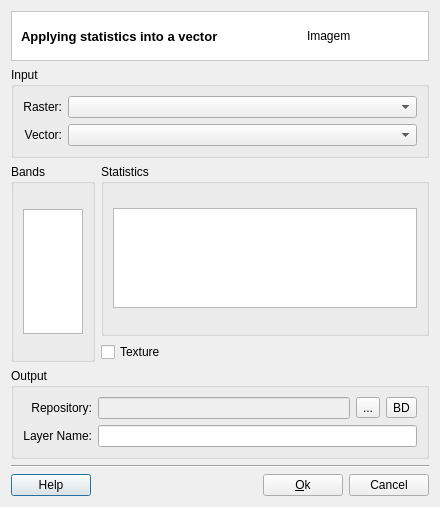
This is src/terralib/attributefill/qt/ui/RasterToVectorDialogForm.ui in claudiobogossian/terralib5 as Qt 5 draws it before an edit. The edited form follows.
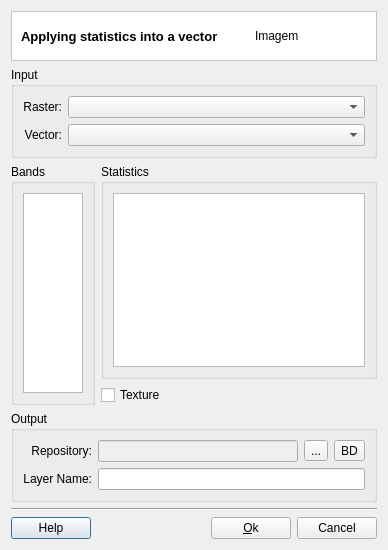
This is the edited form. Custom widgets are drawn as their Qt base class.

Commit message: Help attribute fill - Raster to Vector. Help vector processing - Polygon to Line

What changed in the file:
```diff
--- a/src/terralib/attributefill/qt/ui/RasterToVectorDialogForm.ui
+++ b/src/terralib/attributefill/qt/ui/RasterToVectorDialogForm.ui
@@ -6,17 +6,17 @@
    <rect>
     <x>0</x>
     <y>0</y>
-    <width>440</width>
-    <height>507</height>
+    <width>388</width>
+    <height>550</height>
    </rect>
   </property>
   <property name="windowTitle">
    <string>Raster to Vector</string>
   </property>
+  <layout class="QGridLayout" name="gridLayout_19">
+   <item row="0" column="0">
   <layout class="QGridLayout" name="gridLayout_18">
    <item row="0" column="0">
-    <layout class="QGridLayout" name="gridLayout_17">
-     <item row="0" column="0">
       <widget class="QFrame" name="frame_2">
        <property name="styleSheet">
         <string notr="true">QWidget { background: white }</string>
@@ -141,7 +141,9 @@
       </widget>
      </item>
      <item row="2" column="0">
-      <layout class="QGridLayout" name="gridLayout_16">
+      <layout class="QGridLayout" name="gridLayout_17" columnstretch="0,1">
+       <item row="0" column="0">
+        <layout class="QGridLayout" name="gridLayout_16" rowstretch="0">
        <item row="0" column="0">
         <widget class="QGroupBox" name="m_bandsGroupBox">
          <property name="sizePolicy">
@@ -159,7 +161,7 @@
             <property name="maximumSize">
              <size>
               <width>60</width>
-              <height>125</height>
+                <height>16777215</height>
              </size>
             </property>
             <property name="selectionMode">
@@ -170,6 +172,8 @@
          </layout>
         </widget>
        </item>
+        </layout>
+       </item>
        <item row="0" column="1">
         <layout class="QGridLayout" name="gridLayout_15">
          <item row="0" column="0">
@@ -183,7 +187,7 @@
               <property name="maximumSize">
                <size>
                 <width>16777215</width>
-                <height>100</height>
+                <height>16777215</height>
                </size>
               </property>
               <property name="selectionMode">
```
Lines whose indentation alone changed are shown as unchanged. The commit also changes 14 other files.
